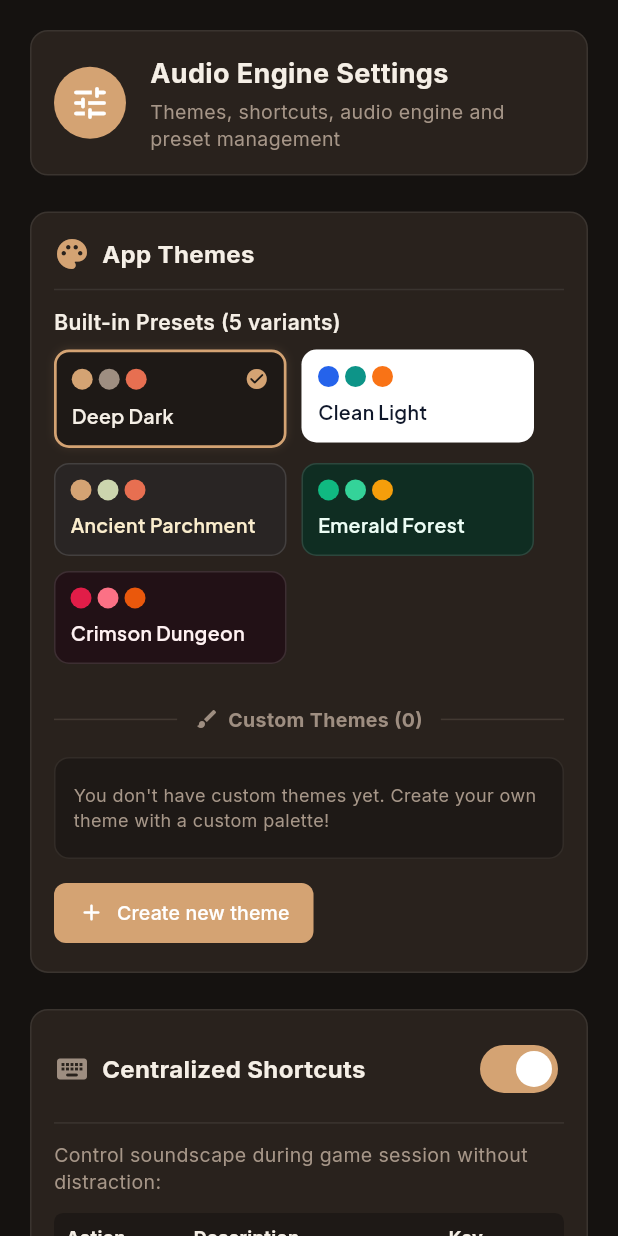
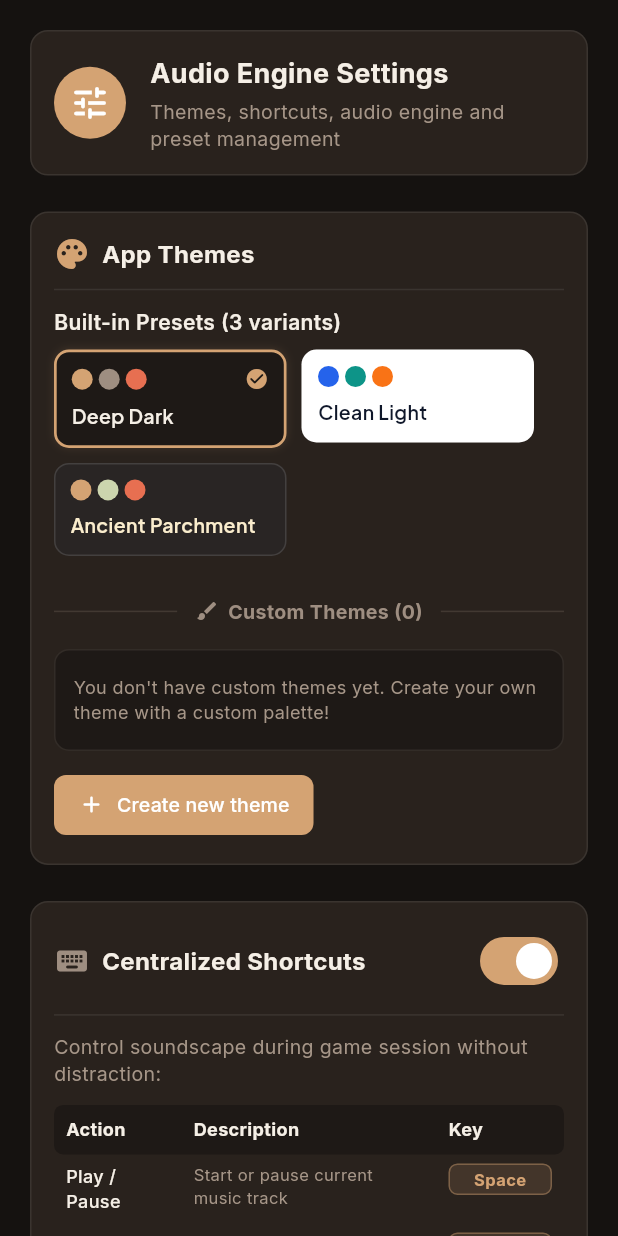
Before and after one commit to polargoose18/DnDisc, a Flutter app: the SettingsScreen widget shown alone on an empty page, opened directly, on a phone screen of 412 x 824 dp. Run offline on Flutter 3.47's test engine with Material 3 defaults, Android fonts, the phone set to English and light mode, and no system bars; our stand-ins replace audioplayers, file_picker, flutter_svg, google_fonts, sqflite_common_ffi; accounts and stored records are empty.

Commit message:
refactor(theme): remove Emerald Forest and Crimson Dungeon presets
Built-in presets are now Deep Dark, Clean Light and Ancient Parchment.
A saved active theme pointing at a removed preset falls back to Deep Dark
on startup and the setting is rewritten.

Co-Authored-By: Claude Opus 5.5 <noreply@anthropic.com>
Claude-Session: https://claude.ai/code/session_011iYWyV5K45CbZGLG4h2eXv

```diff
--- a/lib/l10n/app_en.arb
+++ b/lib/l10n/app_en.arb
@@ -39,7 +39,7 @@
   "resetDefaultsBtn": "Reset all settings to defaults",
   "settingsResetToast": "Audio engine settings reset.",
   "themesTitle": "App Themes",
-  "builtinThemes": "Built-in Presets (5 variants)",
+  "builtinThemes": "Built-in Presets (3 variants)",
   "customThemes": "Custom Themes",
   "noCustomThemes": "You don't have custom themes yet. Create your own theme with a custom palette!",
   "createThemeBtn": "Create new theme",
--- a/lib/l10n/app_localizations.dart
+++ b/lib/l10n/app_localizations.dart
@@ -335,7 +335,7 @@ abstract class AppLocalizations {
   /// No description provided for @builtinThemes.
   ///
   /// In en, this message translates to:
-  /// **'Built-in Presets (5 variants)'**
+  /// **'Built-in Presets (3 variants)'**
   String get builtinThemes;
 
   /// No description provided for @customThemes.
--- a/lib/l10n/app_localizations_en.dart
+++ b/lib/l10n/app_localizations_en.dart
@@ -129,7 +129,7 @@ class AppLocalizationsEn extends AppLocalizations {
   String get themesTitle => 'App Themes';
 
   @override
-  String get builtinThemes => 'Built-in Presets (5 variants)';
+  String get builtinThemes => 'Built-in Presets (3 variants)';
 
   @override
   String get customThemes => 'Custom Themes';
--- a/lib/l10n/app_localizations_ru.dart
+++ b/lib/l10n/app_localizations_ru.dart
@@ -131,7 +131,7 @@ class AppLocalizationsRu extends AppLocalizations {
   String get themesTitle => 'Темы оформления (Themes)';
 
   @override
-  String get builtinThemes => 'Встроенные пресеты (5 вариантов)';
+  String get builtinThemes => 'Встроенные пресеты (3 варианта)';
 
   @override
   String get customThemes => 'Пользовательские темы';
--- a/lib/l10n/app_ru.arb
+++ b/lib/l10n/app_ru.arb
@@ -39,7 +39,7 @@
   "resetDefaultsBtn": "Сбросить все настройки по умолчанию",
   "settingsResetToast": "Настройки звукового движка сброшены.",
   "themesTitle": "Темы оформления (Themes)",
-  "builtinThemes": "Встроенные пресеты (5 вариантов)",
+  "builtinThemes": "Встроенные пресеты (3 варианта)",
   "customThemes": "Пользовательские темы",
   "noCustomThemes": "У вас пока нет кастомных тем. Создайте свою тему с уникальной палитрой цветов!",
   "createThemeBtn": "Создать новую тему",
--- a/lib/theme/app_themes.dart
+++ b/lib/theme/app_themes.dart
@@ -4,8 +4,13 @@ class AppThemes {
   static const String deepDarkId = 'preset_deep_dark';
   static const String cleanLightId = 'preset_clean_light';
   static const String ancientParchmentId = 'preset_ancient_parchment';
-  static const String emeraldForestId = 'preset_emerald_forest';
-  static const String crimsonDungeonId = 'preset_crimson_dungeon';
+
+  /// Ids of presets that were removed from the app. A saved active theme with
+  /// one of these ids falls back to [deepDark] on startup.
+  static const Set<String> removedPresetIds = {
+    'preset_emerald_forest',
+    'preset_crimson_dungeon',
+  };
 
   static const CustomThemeModel deepDark = CustomThemeModel(
     id: deepDarkId,
@@ -61,48 +66,10 @@ class AppThemes {
     isBuiltIn: true,
   );
 
-  static const CustomThemeModel emeraldForest = CustomThemeModel(
-    id: emeraldForestId,
-    name: 'Emerald Forest',
-    isDark: true,
-    primaryColor: 0xFF10B981, // Emerald Green
-    secondaryColor: 0xFF34D399, // Mint
-    backgroundColor: 0xFF091E16, // Deep Forest Dark
-    surfaceColor: 0xFF0F2D22,
-    cardColor: 0xFF143B2D,
-    accentColor: 0xFF6EE7B7,
-    textPrimaryColor: 0xFFECFDF5,
-    textSecondaryColor: 0xFFA7F3D0,
-    duckingBadgeColor: 0xFFF59E0B,
-    battleIntensityColor: 0xFFE11D48,
-    bossIntensityColor: 0xFF9F1239,
-    isBuiltIn: true,
-  );
-
-  static const CustomThemeModel crimsonDungeon = CustomThemeModel(
-    id: crimsonDungeonId,
-    name: 'Crimson Dungeon',
-    isDark: true,
-    primaryColor: 0xFFE11D48, // Crimson Red
-    secondaryColor: 0xFFFB7185, // Rose Accent
-    backgroundColor: 0xFF140B0E, // Dark Ash
-    surfaceColor: 0xFF221116,
-    cardColor: 0xFF2D161C,
-    accentColor: 0xFFF43F5E,
-    textPrimaryColor: 0xFFFFF1F2,
-    textSecondaryColor: 0xFFFDA4AF,
-    duckingBadgeColor: 0xFFEA580C,
-    battleIntensityColor: 0xFFFF2E63,
-    bossIntensityColor: 0xFF880808,
-    isBuiltIn: true,
-  );
-
   static const List<CustomThemeModel> presets = [
     deepDark,
     cleanLight,
     ancientParchment,
-    emeraldForest,
-    crimsonDungeon,
   ];
 
   static CustomThemeModel getPresetById(String id) {
--- a/lib/ui/screens/settings_screen.dart
+++ b/lib/ui/screens/settings_screen.dart
@@ -550,7 +550,7 @@ class SettingsScreen extends StatelessWidget {
 
             // Subsection 1: Built-in Presets
             Text(
-              l10n?.builtinThemes ?? 'Built-in Presets (5 variants)',
+              l10n?.builtinThemes ?? 'Built-in Presets (3 variants)',
               style: TextStyle(
                 fontSize: 14,
                 fontWeight: FontWeight.w600,
```
Also changed, not shown: lib/data/services/theme_service.dart (+6 -1 lines), 5 other files.
